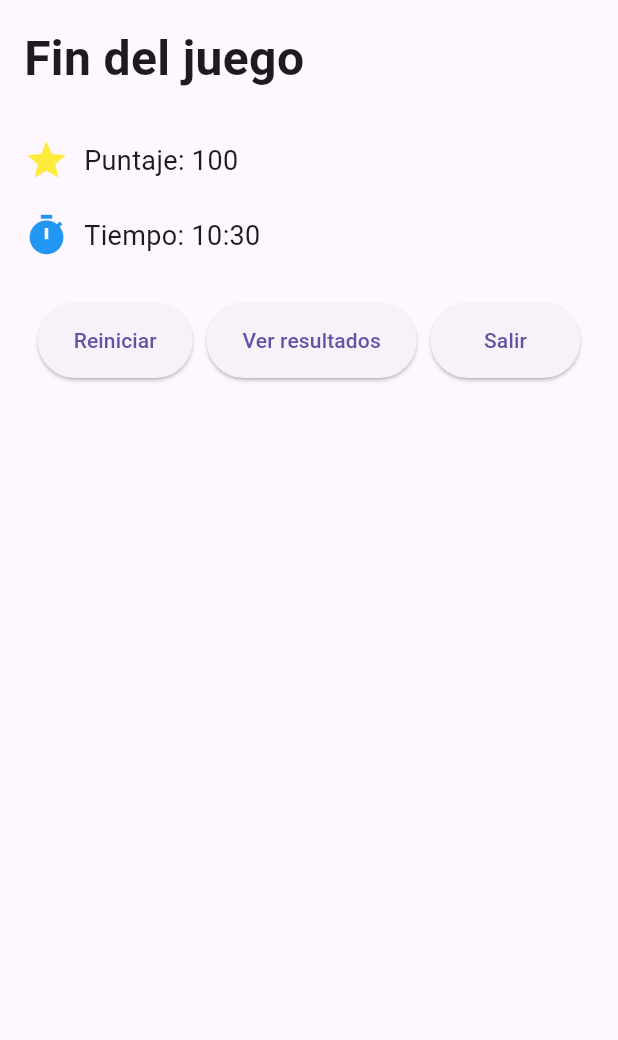
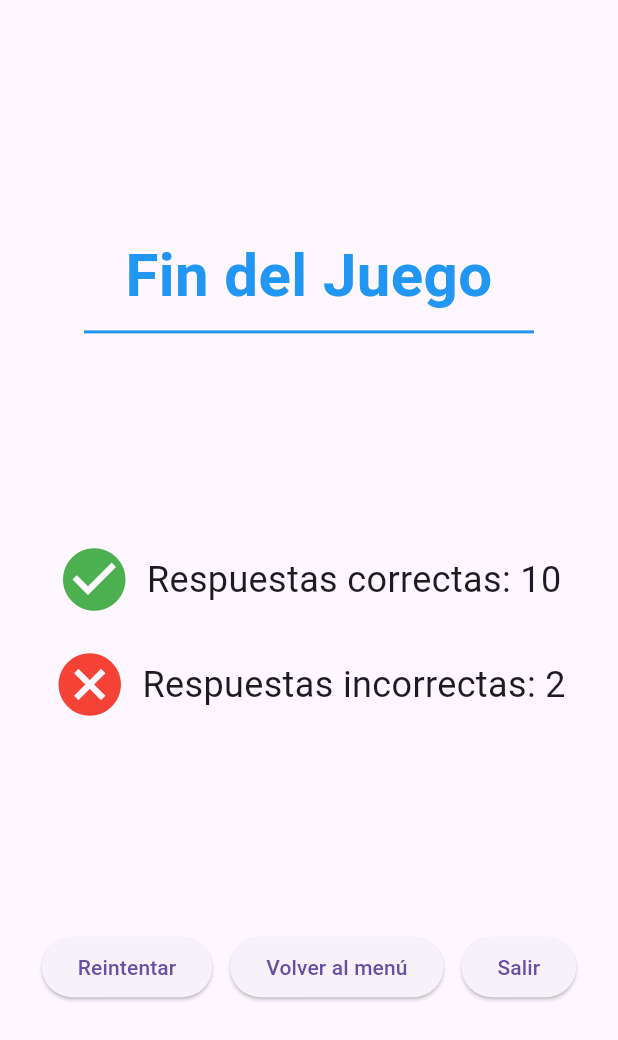
Before and after one commit to lamalover313/The-TriviaGO, a Flutter app: the screen it shows after launch, on a phone screen of 412 x 824 dp. Shown: the top 1040 px of the screen. Run offline on Flutter 3.47's test engine with Material 3 defaults, Android fonts, the phone set to English and light mode, and no system bars; our stand-ins replace firebase_auth, firebase_core, flutter_screenutil, font_awesome_flutter, go_router, google_sign_in; accounts and stored records are empty.

Commit message:
avance de pantalla resultados

```diff
--- a/lib/pages/resuts_page.dart
+++ b/lib/pages/resuts_page.dart
@@ -9,60 +9,68 @@ class ResultsPage extends StatelessWidget {
       body: Padding(
         padding: const EdgeInsets.all(16.0),
         child: Column(
-          crossAxisAlignment: CrossAxisAlignment.start,
+          mainAxisAlignment: MainAxisAlignment.spaceEvenly,
+          crossAxisAlignment: CrossAxisAlignment.center,
+          children: [
+            Column(
               children: [
                 Text(
-              'Fin del juego',
+                  'Fin del Juego',
                   style: TextStyle(
-                fontSize: 32,
+                    fontSize: 40,
                     fontWeight: FontWeight.bold,
+                    color: Colors.blue,
                   ),
+                  textAlign: TextAlign.center,
                 ),
-            const SizedBox(height: 30),
+                Container(
+                  height: 2,
+                  width: 300,
+                  color: Colors.blue,
+                  margin: const EdgeInsets.only(top: 8),
+                ),
+              ],
+            ),
+            Column(
+              children: [
                 Row(
-              children: const [
-                Icon(Icons.star, size: 30, color: Colors.yellow),
-                SizedBox(width: 10),
+                  mainAxisAlignment: MainAxisAlignment.center,
+                  children: [
+                    Icon(Icons.check_circle, size: 50, color: Colors.green),
+                    const SizedBox(width: 10),
                     Text(
-                  'Puntaje: 100',
-                  style: TextStyle(fontSize: 18),
+                      'Respuestas correctas: 10',
+                      style: TextStyle(fontSize: 24),
                     ),
                   ],
                 ),
                 const SizedBox(height: 20),
                 Row(
-              children: const [
-                Icon(Icons.timer, size: 30, color: Colors.blue),
-                SizedBox(width: 10),
+                  mainAxisAlignment: MainAxisAlignment.center,
+                  children: [
+                    Icon(Icons.cancel, size: 50, color: Colors.red),
+                    const SizedBox(width: 10),
                     Text(
-                  'Tiempo: 10:30',
-                  style: TextStyle(fontSize: 18),
+                      'Respuestas incorrectas: 2',
+                      style: TextStyle(fontSize: 24),
                     ),
                   ],
                 ),
-            const SizedBox(height: 30),
+              ],
+            ),
             Row(
               mainAxisAlignment: MainAxisAlignment.spaceEvenly,
               children: [
                 ElevatedButton(
                   onPressed: () {},
-                  style: ElevatedButton.styleFrom(
-                    minimumSize: const Size(100, 50),
-                  ),
-                  child: const Text('Reiniciar'),
+                  child: const Text('Reintentar'),
                 ),
                 ElevatedButton(
                   onPressed: () {},
-                  style: ElevatedButton.styleFrom(
-                    minimumSize: const Size(100, 50),
-                  ),
-                  child: const Text('Ver resultados'),
+                  child: const Text('Volver al menú'),
                 ),
                 ElevatedButton(
                   onPressed: () {},
-                  style: ElevatedButton.styleFrom(
-                    minimumSize: const Size(100, 50),
-                  ),
                   child: const Text('Salir'),
                 ),
               ],
```
Lines whose indentation alone changed are shown as unchanged.
